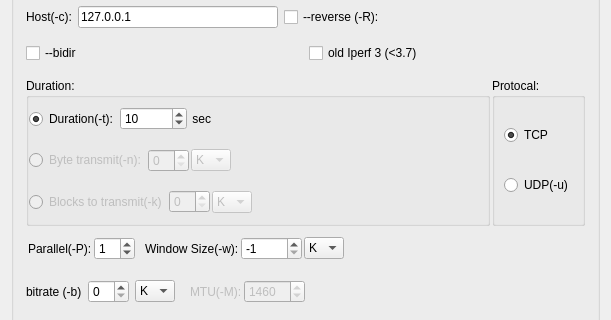
Before: the Qt Designer form iperfclientdlg.ui in coolshou/pyIperf, drawn with Qt 5; both pictures show x 0 to 611 and y 254 to 574 of the 611 by 736 pixel window.
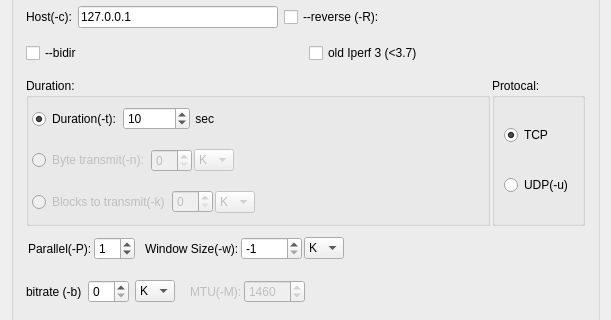
After: the same form once the commit is applied.

Diff of the .ui file:
```diff
--- a/iperfclientdlg.ui
+++ b/iperfclientdlg.ui
@@ -586,13 +586,13 @@
              <number>6</number>
             </property>
             <property name="leftMargin">
-             <number>0</number>
+             <number>3</number>
             </property>
             <property name="topMargin">
              <number>3</number>
             </property>
             <property name="rightMargin">
-             <number>0</number>
+             <number>3</number>
             </property>
             <property name="bottomMargin">
              <number>3</number>
```
